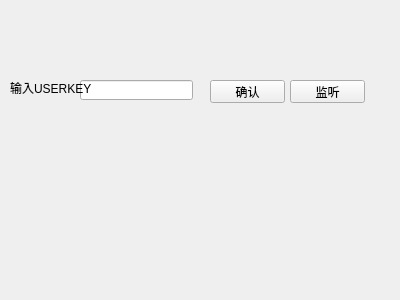
Above: main.ui from jjassal/AGG before the change. Below: the same form after it.
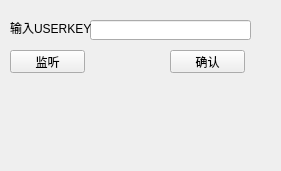
That is the form after the change.

Diff of the .ui file:
```diff
--- a/main.ui
+++ b/main.ui
@@ -6,8 +6,8 @@
    <rect>
     <x>0</x>
     <y>0</y>
-    <width>400</width>
-    <height>300</height>
+    <width>281</width>
+    <height>171</height>
    </rect>
   </property>
   <property name="windowTitle">
@@ -16,9 +16,9 @@
   <widget class="QLineEdit" name="LineEdit_USERKEY">
    <property name="geometry">
     <rect>
-     <x>80</x>
-     <y>80</y>
-     <width>113</width>
+     <x>90</x>
+     <y>20</y>
+     <width>161</width>
      <height>20</height>
     </rect>
    </property>
@@ -27,7 +27,7 @@
    <property name="geometry">
     <rect>
      <x>10</x>
-     <y>80</y>
+     <y>20</y>
      <width>81</width>
      <height>16</height>
     </rect>
@@ -39,8 +39,8 @@
   <widget class="QPushButton" name="Button_USERKEY">
    <property name="geometry">
     <rect>
-     <x>210</x>
-     <y>80</y>
+     <x>170</x>
+     <y>50</y>
      <width>75</width>
      <height>23</height>
     </rect>
@@ -58,8 +58,8 @@
   <widget class="QPushButton" name="Button_GETKEY">
    <property name="geometry">
     <rect>
-     <x>290</x>
-     <y>80</y>
+     <x>10</x>
+     <y>50</y>
      <width>75</width>
      <height>23</height>
     </rect>
@@ -71,10 +71,10 @@
   <widget class="QLabel" name="Label_INFO">
    <property name="geometry">
     <rect>
-     <x>80</x>
-     <y>150</y>
-     <width>54</width>
-     <height>12</height>
+     <x>20</x>
+     <y>100</y>
+     <width>231</width>
+     <height>21</height>
     </rect>
    </property>
    <property name="frameShape">
```
